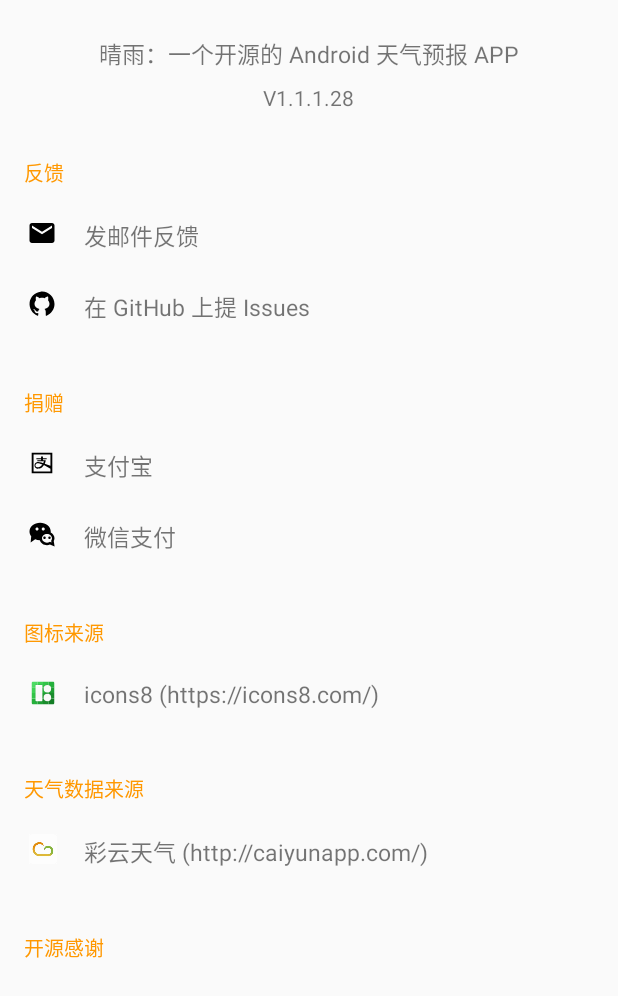
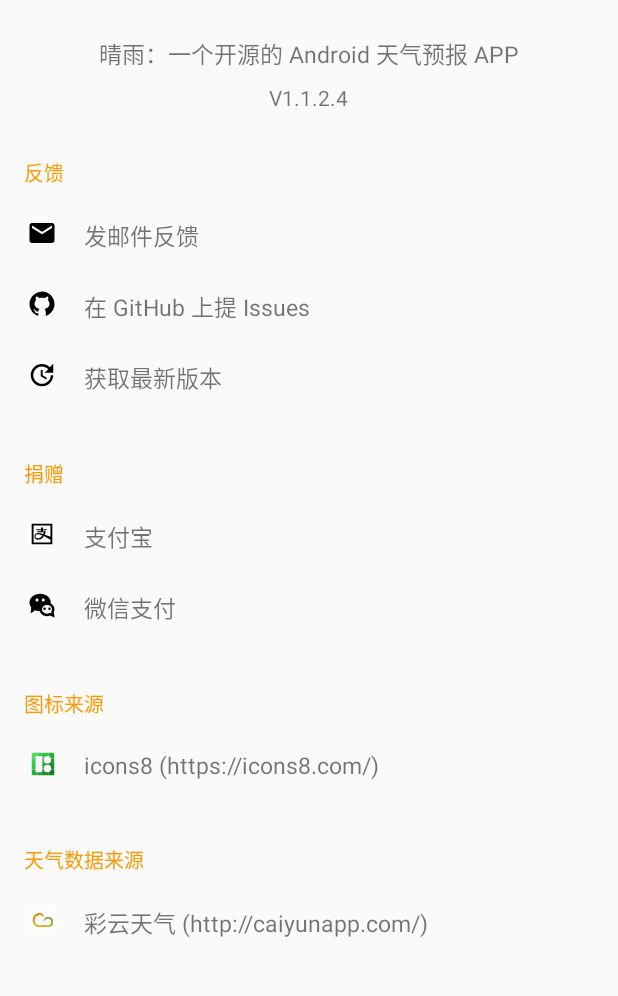
Before and after one commit to bluebonnet27/SunRain, an Android app: the AboutActivity screen opened directly, with no data from a screen before it, on a phone screen of 412 x 824 dp, the part 240-1236 px from its top. Run offline under Robolectric (Android 15) with nearby library versions, the phone set to English and light mode, and no system bars.

Commit message:
1.1.2.4 加入检查更新

```diff
--- a/app/build.gradle
+++ b/app/build.gradle
@@ -12,8 +12,8 @@ android {
         applicationId "com.ti.sunrain"
         minSdkVersion 21
         targetSdkVersion 30
-        versionCode 10
-        versionName "1.1.1.28"
+        versionCode 11
+        versionName "1.1.2.4"
 
         testInstrumentationRunner "androidx.test.runner.AndroidJUnitRunner"
     }
--- a/app/src/main/java/com/ti/sunrain/ui/about/AboutActivity.kt
+++ b/app/src/main/java/com/ti/sunrain/ui/about/AboutActivity.kt
@@ -46,6 +46,8 @@ class AboutActivity : AppCompatActivity() {
         if(isDarkTheme(this)){
             emailIcon.setImageResource(R.drawable.baseline_email_white_24dp)
             githubIcon.setImageResource(R.drawable.ic_github_white)
+            updateIcon.setImageResource(R.drawable.baseline_update_white_24dp)
+
             wechatIcon.setImageResource(R.drawable.ic_wechat_white)
             alipayIcon.setImageResource(R.drawable.ic_alipay_white)
         }
@@ -80,6 +82,14 @@ class AboutActivity : AppCompatActivity() {
             val githubIntent = Intent(Intent.ACTION_VIEW)
             githubIntent.data = Uri.parse("https://github.com/bluebonnet27/SunRain/issues")
             startActivity(githubIntent)
+        }
+
+        updateAbout.setOnClickListener {
+            Toast.makeText(this, "密码是 c7t9", Toast.LENGTH_SHORT).show()
+
+            val updateIntent = Intent(Intent.ACTION_VIEW)
+            updateIntent.data = Uri.parse("https://wwa.lanzous.com/b0dwdaush")
+            startActivity(updateIntent)
         }
 
         alipayAbout.setOnClickListener {
--- /dev/null
+++ b/app/src/main/res/drawable/baseline_update_black_24dp.xml
@@ -0,0 +1,4 @@
+<?xml version="1.0" encoding="UTF-8" standalone="no"?>
+<vector xmlns:android="http://schemas.android.com/apk/res/android" android:height="24dp" android:tint="#000000" android:viewportHeight="24.0" android:viewportWidth="24.0" android:width="24dp">
+    <path android:fillColor="@android:color/white" android:pathData="M21,10.12h-6.78l2.74,-2.82c-2.73,-2.7 -7.15,-2.8 -9.88,-0.1 -2.73,2.71 -2.73,7.08 0,9.79 2.73,2.71 7.15,2.71 9.88,0C18.32,15.65 19,14.08 19,12.1h2c0,1.98 -0.88,4.55 -2.64,6.29 -3.51,3.48 -9.21,3.48 -12.72,0 -3.5,-3.47 -3.53,-9.11 -0.02,-12.58 3.51,-3.47 9.14,-3.47 12.65,0L21,3v7.12zM12.5,8v4.25l3.5,2.08 -0.72,1.21L11,13V8h1.5z"/>
+</vector>
--- /dev/null
+++ b/app/src/main/res/drawable/baseline_update_white_24dp.xml
@@ -0,0 +1,4 @@
+<?xml version="1.0" encoding="UTF-8" standalone="no"?>
+<vector xmlns:android="http://schemas.android.com/apk/res/android" android:height="24dp" android:tint="#FFFFFF" android:viewportHeight="24.0" android:viewportWidth="24.0" android:width="24dp">
+    <path android:fillColor="@android:color/white" android:pathData="M21,10.12h-6.78l2.74,-2.82c-2.73,-2.7 -7.15,-2.8 -9.88,-0.1 -2.73,2.71 -2.73,7.08 0,9.79 2.73,2.71 7.15,2.71 9.88,0C18.32,15.65 19,14.08 19,12.1h2c0,1.98 -0.88,4.55 -2.64,6.29 -3.51,3.48 -9.21,3.48 -12.72,0 -3.5,-3.47 -3.53,-9.11 -0.02,-12.58 3.51,-3.47 9.14,-3.47 12.65,0L21,3v7.12zM12.5,8v4.25l3.5,2.08 -0.72,1.21L11,13V8h1.5z"/>
+</vector>
--- a/app/src/main/res/layout/activity_about.xml
+++ b/app/src/main/res/layout/activity_about.xml
@@ -82,6 +82,25 @@
                     <TextView
                         style="@style/setting_text_left"
                         android:text="@string/githubFeedback"/>
+
+                </RelativeLayout>
+
+                <RelativeLayout
+                    android:id="@+id/updateAbout"
+                    style="@style/about_item">
+
+                    <ImageView
+                        android:id="@+id/updateIcon"
+                        android:layout_width="wrap_content"
+                        android:layout_height="20dp"
+                        android:layout_marginStart="16dp"
+                        android:layout_marginTop="12dp"
+                        android:layout_marginBottom="12dp"
+                        android:src="@drawable/baseline_update_black_24dp"/>
+
+                    <TextView
+                        style="@style/setting_text_left"
+                        android:text="@string/updateFeedback"/>
 
                 </RelativeLayout>
 
--- a/app/src/main/res/values/strings.xml
+++ b/app/src/main/res/values/strings.xml
@@ -114,6 +114,7 @@
     <string name="feedback">反馈</string>
     <string name="emailFeedback">发邮件反馈</string>
     <string name="githubFeedback">在 GitHub 上提 Issues</string>
+    <string name="updateFeedback">获取最新版本</string>
 
     <string name="donation">捐赠</string>
     <string name="aliPay">支付宝</string>
```
Also changed, not shown: 2 other files.
